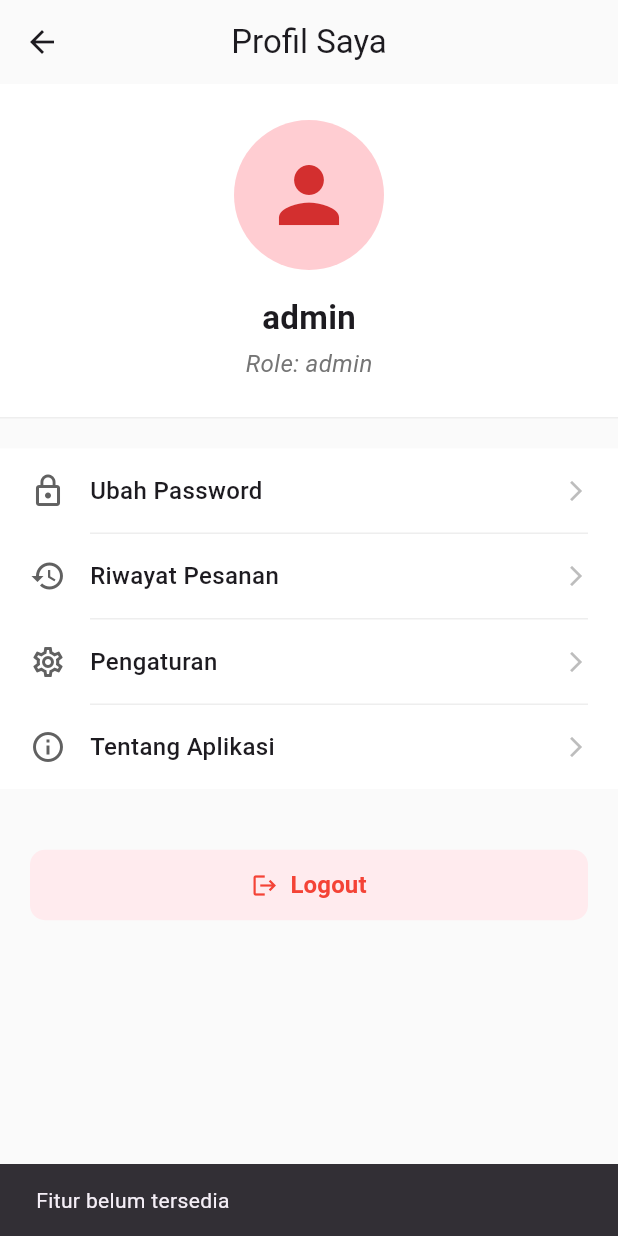
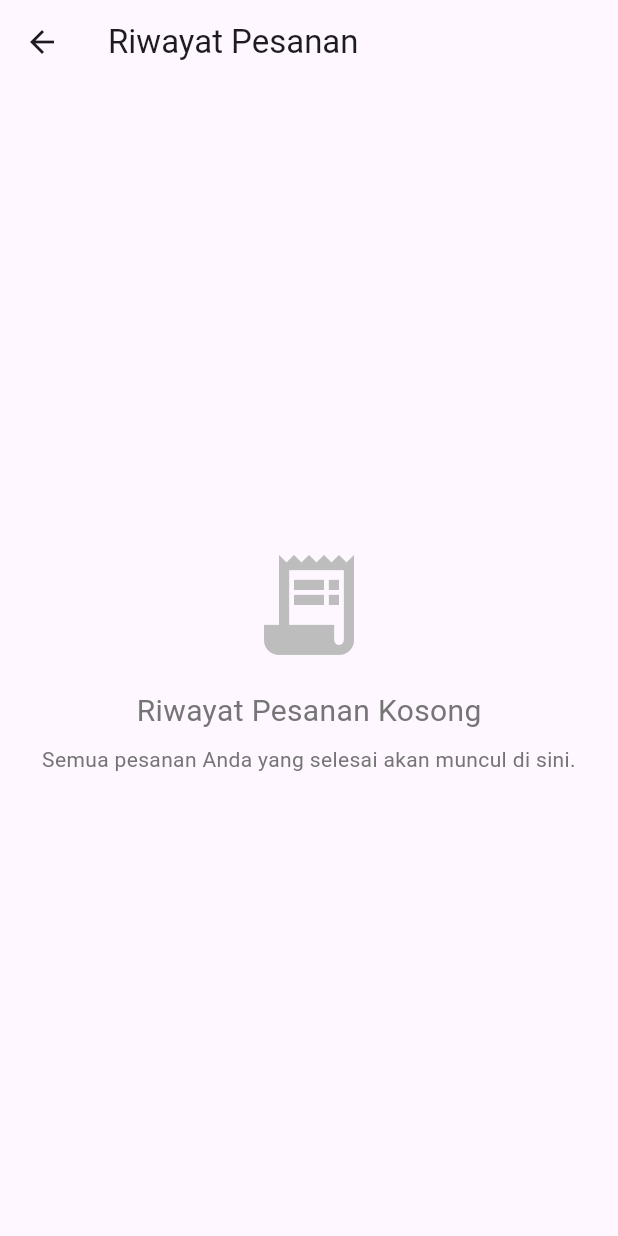
Before and after one commit to xebec51/KanHas, a Flutter app: the ProfilePage screen opened directly with sample values from the repository, after a tap on "Riwayat Pesanan", on a phone screen of 412 x 824 dp. Run offline on Flutter 3.47's test engine with Material 3 defaults, Android fonts, the light colour scheme and no system bars; our stand-ins replace image_picker.

Commit message:
feat(profile): Add placeholder OrderHistoryPage
Creates a new placeholder screen for order history and wires it up to the profile menu.

```diff
--- /dev/null
+++ b/lib/screens/order_history_page.dart
@@ -0,0 +1,33 @@
+import 'package:flutter/material.dart';
+
+class OrderHistoryPage extends StatelessWidget {
+  const OrderHistoryPage({super.key});
+
+  @override
+  Widget build(BuildContext context) {
+    return Scaffold(
+      appBar: AppBar(
+        title: const Text('Riwayat Pesanan'),
+      ),
+      body: Center(
+        child: Column(
+          mainAxisAlignment: MainAxisAlignment.center,
+          children: [
+            Icon(Icons.receipt_long, size: 80, color: Colors.grey[400]),
+            const SizedBox(height: 16),
+            Text(
+              'Riwayat Pesanan Kosong',
+              style: TextStyle(fontSize: 20, color: Colors.grey[600]),
+            ),
+            const SizedBox(height: 8),
+            Text(
+              'Semua pesanan Anda yang selesai akan muncul di sini.',
+              style: TextStyle(color: Colors.grey[600]),
+              textAlign: TextAlign.center,
+            ),
+          ],
+        ),
+      ),
+    );
+  }
+}
--- a/lib/screens/profile_page.dart
+++ b/lib/screens/profile_page.dart
@@ -1,53 +1,45 @@
 import 'package:flutter/material.dart';
 import 'package:kanhas/models/user_model.dart';
-import 'package:kanhas/screens/login_page.dart'; // Impor LoginPage
+import 'package:kanhas/screens/login_page.dart';
+import 'package:kanhas/screens/edit_profile_page.dart';
 // --- TAMBAHKAN IMPOR INI ---
-import 'package:kanhas/screens/edit_profile_page.dart';
+import 'package:kanhas/screens/order_history_page.dart';
 
 class ProfilePage extends StatelessWidget {
+  // ... (kode User tidak berubah) ...
   final User user;
   const ProfilePage({super.key, required this.user});
 
   @override
   Widget build(BuildContext context) {
+    // ... (kode build tidak berubah) ...
     return Scaffold(
       appBar: AppBar(
         title: const Text('Profil Saya'),
         centerTitle: true,
-        // Hilangkan bayangan di AppBar
         elevation: 0,
         backgroundColor: Colors.grey[50],
       ),
-      // Gunakan background yang sama agar menyatu dengan AppBar
       backgroundColor: Colors.grey[50],
       body: ListView(
         children: [
-          // === BAGIAN 1: PROFILE HEADER ===
           _buildProfileHeader(context),
-
           const SizedBox(height: 20),
-
-          // === BAGIAN 2: MENU UTAMA ===
           _buildProfileMenu(context),
-
           const SizedBox(height: 30),
-
-          // === BAGIAN 3: DANGER ZONE (LOGOUT) ===
           _buildLogoutButton(context),
         ],
       ),
     );
   }
 
-  // WIDGET HELPER UNTUK HEADER
+  // ... (kode _buildProfileHeader tidak berubah) ...
   Widget _buildProfileHeader(BuildContext context) {
-    // ... (Tidak ada perubahan di sini) ...
     return Container(
       width: double.infinity,
       padding: const EdgeInsets.all(24.0),
       decoration: BoxDecoration(
         color: Colors.white,
-        // Border di bawah
         border: Border(bottom: BorderSide(color: Colors.grey[200]!)),
       ),
       child: Column(
@@ -63,7 +55,7 @@ class ProfilePage extends StatelessWidget {
           ),
           const SizedBox(height: 16),
           Text(
-            user.username, // Ambil dari user model
+            user.username,
             style: const TextStyle(
               fontSize: 22,
               fontWeight: FontWeight.bold,
@@ -71,7 +63,7 @@ class ProfilePage extends StatelessWidget {
           ),
           const SizedBox(height: 4),
           Text(
-            'Role: ${user.role.name}', // 'mahasiswa' atau 'admin'
+            'Role: ${user.role.name}',
             style: TextStyle(
               fontSize: 16,
               color: Colors.grey[600],
@@ -83,41 +75,42 @@ class ProfilePage extends StatelessWidget {
     );
   }
 
-  // WIDGET HELPER UNTUK MENU
+
   Widget _buildProfileMenu(BuildContext context) {
     return Container(
       color: Colors.white,
       child: Column(
         children: [
           _buildMenuTile(
-            icon: Icons.lock_outline, // <-- Ganti ikon
-            title: 'Ubah Password', // <-- Ganti judul
+            icon: Icons.lock_outline,
+            title: 'Ubah Password',
             onTap: () {
-              // --- UBAH LOGIKA INI ---
               Navigator.push(
                 context,
                 MaterialPageRoute(
                   builder: (context) => EditProfilePage(user: user),
                 ),
               );
-              // -----------------------
             },
           ),
           _buildMenuTile(
             icon: Icons.history,
             title: 'Riwayat Pesanan',
             onTap: () {
-              // TODO: Buat Halaman Riwayat Pesanan
-              ScaffoldMessenger.of(context).showSnackBar(
-                const SnackBar(content: Text('Fitur belum tersedia')),
+              // --- UBAH LOGIKA INI ---
+              Navigator.push(
+                context,
+                MaterialPageRoute(
+                  builder: (context) => const OrderHistoryPage(),
+                ),
               );
+              // -----------------------
             },
           ),
           _buildMenuTile(
             icon: Icons.settings_outlined,
             title: 'Pengaturan',
             onTap: () {
-              // TODO: Buat Halaman Pengaturan
               ScaffoldMessenger.of(context).showSnackBar(
                 const SnackBar(content: Text('Fitur belum tersedia')),
               );
@@ -127,21 +120,19 @@ class ProfilePage extends StatelessWidget {
             icon: Icons.info_outline,
             title: 'Tentang Aplikasi',
             onTap: () {
-              // TODO: Tampilkan dialog 'About'
               ScaffoldMessenger.of(context).showSnackBar(
                 const SnackBar(content: Text('Aplikasi Kanhas v1.0.0')),
               );
             },
-            hideDivider: true, // Sembunyikan divider di item terakhir
+            hideDivider: true,
           ),
         ],
       ),
     );
   }
 
-  // WIDGET HELPER UNTUK LISTTILE KUSTOM
+  // ... (kode _buildMenuTile tidak berubah) ...
   Widget _buildMenuTile({
-    // ... (Tidak ada perubahan di sini) ...
     required IconData icon,
     required String title,
     required VoidCallback onTap,
@@ -176,9 +167,8 @@ class ProfilePage extends StatelessWidget {
     );
   }
 
-  // WIDGET HELPER UNTUK TOMBOL LOGOUT
+  // ... (kode _buildLogoutButton tidak berubah) ...
   Widget _buildLogoutButton(BuildContext context) {
-    // ... (Tidak ada perubahan di sini) ...
     return Padding(
       padding: const EdgeInsets.symmetric(horizontal: 20.0, vertical: 10.0),
       child: TextButton.icon(
@@ -195,11 +185,10 @@ class ProfilePage extends StatelessWidget {
           ),
         ),
         onPressed: () {
-          // Logout dan kembali ke LoginPage
           Navigator.pushAndRemoveUntil(
             context,
             MaterialPageRoute(builder: (context) => const LoginPage()),
-                (route) => false, // Hapus semua halaman sebelumnya
+                (route) => false,
           );
         },
       ),
```
